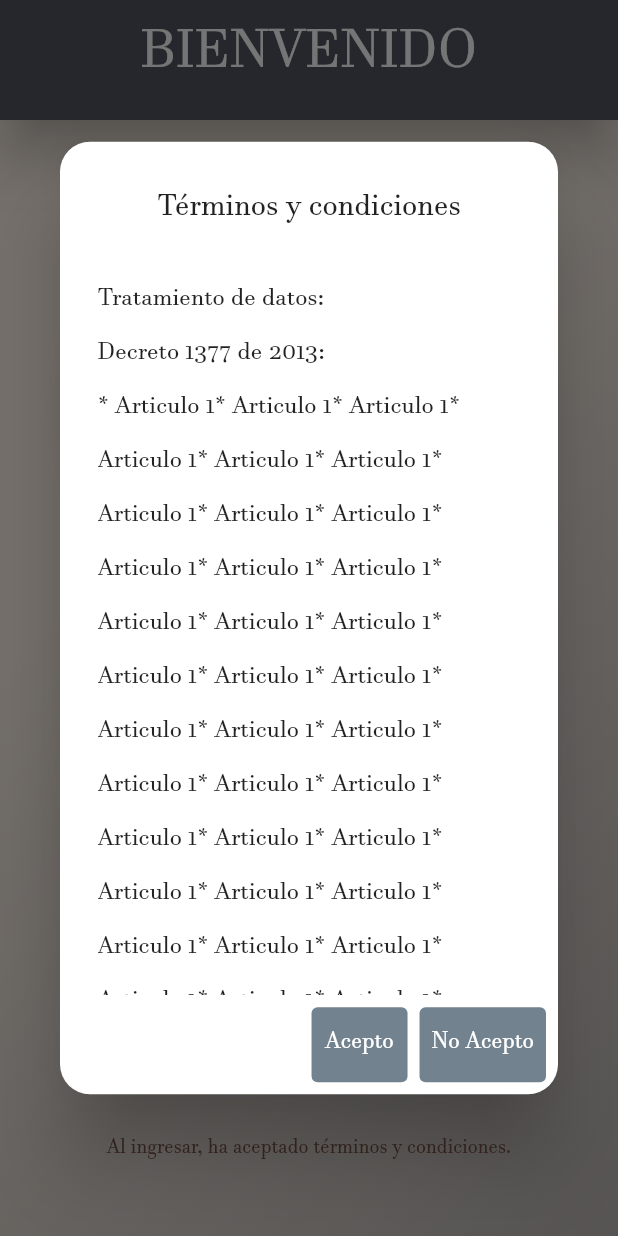
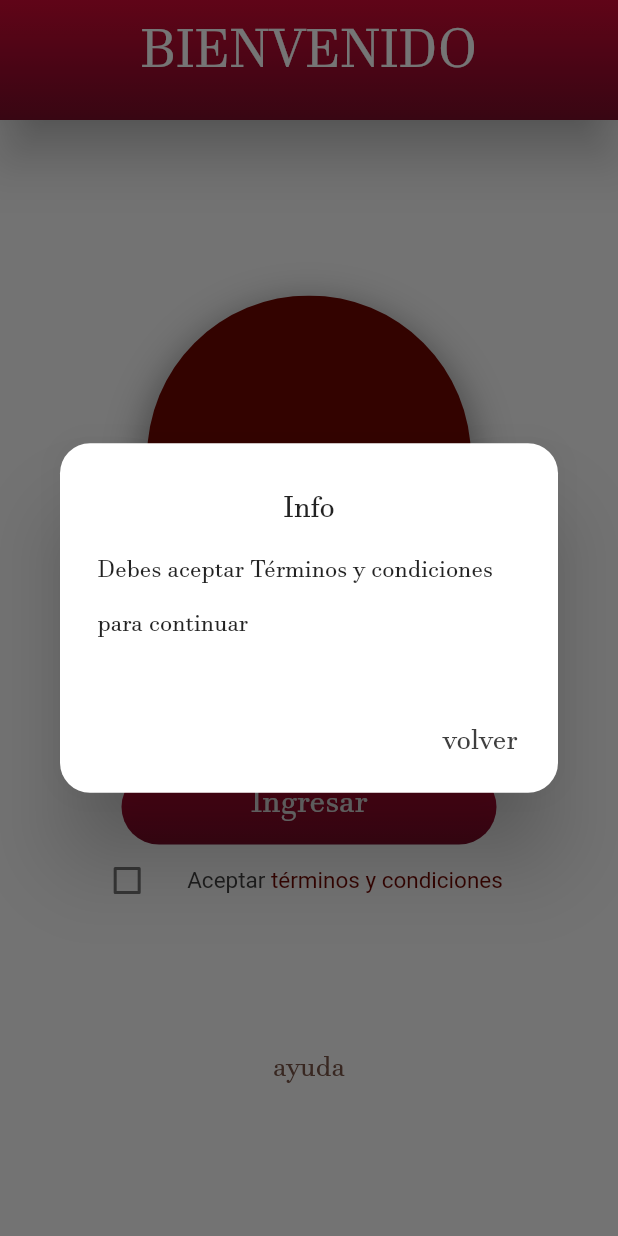
Before and after one commit to JhonnyTest259/consultorio, a Flutter app: the screen it shows after launch, after a tap on "Ingresar", on a phone screen of 412 x 824 dp. Run offline on Flutter 3.47's test engine with Material 2 defaults, Android fonts, the phone set to English and light mode, and no system bars; our stand-ins replace after_layout, cloud_firestore, firebase_auth, firebase_core, flutter_svg and 1 more; missing offline and left inert: dart:ffi; accounts and stored records are empty.

Commit message:
mejoras diseño

```diff
--- a/consultorio/lib/pages/home/home_page.dart
+++ b/consultorio/lib/pages/home/home_page.dart
@@ -9,6 +9,8 @@ class HomePage extends StatefulWidget {
 
 class _HomePageState extends State<HomePage> {
   final AuthService _auth = AuthService();
+  bool valueT = false;
+
   @override
   Widget build(BuildContext context) {
     return Scaffold(
@@ -18,30 +20,125 @@ class _HomePageState extends State<HomePage> {
       ),
       body: Center(
         child: Container(
-          width: double.infinity,
-          height: double.infinity,
-          decoration: const BoxDecoration(
+          child: Column(
+            mainAxisAlignment: MainAxisAlignment.center,
+            children: <Widget>[
+              Padding(padding: EdgeInsets.only(top: 32.0)),
+              _EntryCircle(),
+              Padding(padding: EdgeInsets.only(top: 100.0)),
+              Container(
+                width: 250,
+                decoration: BoxDecoration(
+                  borderRadius: BorderRadius.all(Radius.circular(25.0)),
                   gradient: LinearGradient(
-              begin: Alignment.centerLeft,
-              end: Alignment.bottomRight,
-              colors: [Color(0xFFFFF4EA), Color(0xFFBCB8B5)],
+                    colors: [Color(0xFFD10934), Color(0xFF7A0C29)],
+                    begin: FractionalOffset.topCenter,
+                    end: FractionalOffset.bottomCenter,
                   ),
                 ),
+                child: FlatButton(
+                  child: Text(
+                    'Ingresar',
+                    style: TextStyle(
+                      fontSize: 22.0,
+                      color: Colors.white,
+                    ),
+                  ),
+                  onPressed: () async {
+                    if (valueT) {
+                      print(valueT);
+                      dynamic result = await _auth.SignInAnon();
+                      ScaffoldMessenger.of(context).showSnackBar(SnackBar(
+                        content: Text('Bienvenido, ingrese su consulta'),
+                      ));
+                      if (result == null) {
+                        print('Error signing in');
+                      } else {
+                        print('signed in');
+                        print(result.uid);
+                      }
+                    } else {
+                      showDialog(
+                        context: context,
+                        builder: (context) => AlertDialog(
+                          contentPadding: EdgeInsets.only(left: 25, right: 25),
+                          title: Center(child: Text("Info")),
+                          shape: RoundedRectangleBorder(
+                              borderRadius:
+                                  BorderRadius.all(Radius.circular(20.0))),
+                          content: Container(
+                            height: 100,
+                            child: SingleChildScrollView(
                               child: Column(
-            mainAxisAlignment: MainAxisAlignment.spaceAround,
+                                crossAxisAlignment: CrossAxisAlignment.stretch,
                                 children: <Widget>[
-              _EntryCircle(),
-              MaterialButton(
-                color: Color(0xFF72828E),
+                                  Text(
+                                      'Debes aceptar Términos y condiciones para continuar'),
+                                ],
+                              ),
+                            ),
+                          ),
+                          actions: <Widget>[
+                            Container(
+                              alignment: Alignment.centerRight,
+                              child: MaterialButton(
                                 elevation: 14.0,
                                 shape: RoundedRectangleBorder(
                                   borderRadius: BorderRadius.circular(5.0),
                                 ),
                                 child: Text(
-                  'Ingresar',
+                                  'volver',
                                   style: TextStyle(
-                    fontSize: 22.0,
-                    color: Color(0xFFFFFFFF),
+                                    fontSize: 19.0,
+                                    color: Color(0xFF3F3F3F),
+                                  ),
+                                ),
+                                onPressed: () => Navigator.pop(context),
+                              ),
+                            ),
+                          ],
+                        ),
+                      );
+                    }
+                  },
+                ),
+              ),
+              Row(
+                mainAxisAlignment: MainAxisAlignment.center,
+                children: <Widget>[
+                  Checkbox(
+                    activeColor: Color(0xFF7A0C29),
+                    value: this.valueT,
+                    onChanged: (bool? value) {
+                      setState(() {
+                        this.valueT = value!;
+                      });
+                    },
+                  ),
+                  MaterialButton(
+                    elevation: 14.0,
+                    shape: RoundedRectangleBorder(
+                      borderRadius: BorderRadius.circular(5.0),
+                    ),
+                    child: RichText(
+                      textAlign: TextAlign.center,
+                      text: const TextSpan(
+                        children: <TextSpan>[
+                          TextSpan(
+                            text: 'Aceptar',
+                            style: TextStyle(
+                              fontSize: 15.0,
+                              color: Color(0xFF3F3F3F),
+                            ),
+                          ),
+                          TextSpan(
+                            text: ' términos y condiciones',
+                            style: TextStyle(
+                              fontSize: 15.0,
+                              color: Color.fromARGB(255, 112, 6, 0),
+                            ),
+                          ),
+                        ],
                       ),
                     ),
                     onPressed: () {
@@ -75,60 +172,31 @@ class _HomePageState extends State<HomePage> {
                             ),
                           ),
                           actions: <Widget>[
-                        TextButton(
-                          style: ButtonStyle(
-                            backgroundColor: MaterialStateColor.resolveWith(
-                                (states) =>
-                                    states.contains(MaterialState.pressed)
-                                        ? Color(0xFF72828E)
-                                        : Color(0xFF72828E)),
+                            Container(
+                              alignment: Alignment.centerRight,
+                              child: MaterialButton(
+                                elevation: 14.0,
+                                shape: RoundedRectangleBorder(
+                                  borderRadius: BorderRadius.circular(5.0),
                                 ),
                                 child: Text(
-                            'Acepto',
+                                  'volver',
                                   style: TextStyle(
-                              color: Colors.white,
-                              fontSize: 15.0,
-                            ),
-                          ),
-                          onPressed: () async {
-                            dynamic result = await _auth.SignInAnon();
-                            ScaffoldMessenger.of(context).showSnackBar(SnackBar(
-                              content: Text('Bienvenido, ingrese su consulta'),
-                            ));
-                            if (result == null) {
-                              print('Error signing in');
-                            } else {
-                              print('signed in');
-                              print(result.uid);
-                            }
-                            Navigator.pop(context);
-                          },
-                        ),
-                        TextButton(
-                          style: ButtonStyle(
-                            backgroundColor: MaterialStateColor.resolveWith(
-                                (states) =>
-                                    states.contains(MaterialState.pressed)
-                                        ? Color(0xFF72828E)
-                                        : Color(0xFF72828E)),
-                          ),
-                          child: Text(
-                            'No Acepto',
-                            style: TextStyle(
-                              color: Colors.white,
-                              fontSize: 15.0,
+                                    fontSize: 19.0,
+                                    color: Color(0xFF3F3F3F),
                                   ),
                                 ),
                                 onPressed: () => Navigator.pop(context),
-                        )
+                              ),
+                            ),
                           ],
                         ),
                       );
-
-                  /*      */
-                  //Navigate.goToform(context);
                     },
                   ),
+                ],
+              ),
+              Padding(padding: EdgeInsets.only(top: 80.0)),
               MaterialButton(
                 elevation: 14.0,
                 shape: RoundedRectangleBorder(
@@ -145,14 +213,6 @@ class _HomePageState extends State<HomePage> {
                   Navigate.goToHelp(context);
                 },
               ),
-              Text(
-                'Al ingresar, ha aceptado términos y condiciones.',
-                style: TextStyle(
-                  fontSize: 13.0,
-                  color: Colors.brown,
-                ),
-                textAlign: TextAlign.center,
-              ),
             ],
           ),
         ),
@@ -161,14 +221,31 @@ class _HomePageState extends State<HomePage> {
   }
 }
 
+/* onPressed: () async {
+                              dynamic result = await _auth.SignInAnon();
+                              ScaffoldMessenger.of(context)
+                                  .showSnackBar(SnackBar(
+                                content:
+                                    Text('Bienvenido, ingrese su consulta'),
+                              ));
+                              if (result == null) {
+                                print('Error signing in');
+                              } else {
+                                print('signed in');
+                                print(result.uid);
+                              }
+                              Navigator.pop(context);
+                            }, */
+
+/*   */
 class _EntryCircle extends StatelessWidget {
   @override
   Widget build(BuildContext context) {
     return Column(
       children: <Widget>[
         Container(
-          height: 286,
-          width: 286,
+          height: 216,
+          width: 216,
           decoration: const BoxDecoration(
             shape: BoxShape.circle,
             boxShadow: [
@@ -182,41 +259,10 @@ class _EntryCircle extends StatelessWidget {
           ),
           child: ClipOval(
             child: Material(
-              color: Color(0xFF72828E),
+              color: Color.fromARGB(255, 112, 6, 0),
               child: InkWell(
                 splashColor: Colors.white,
                 onTap: () {},
-                child: Column(
-                  mainAxisAlignment: MainAxisAlignment.center,
-                  children: <Widget>[
-                    Center(
-                      child: SizedBox(
-                        width: 254,
-                        child: RichText(
-                          textAlign: TextAlign.center,
-                          text: const TextSpan(
-                            children: <TextSpan>[
-                              TextSpan(
-                                text: 'Consultorios',
-                                style: TextStyle(
-                                  fontSize: 45.0,
-                                  color: Colors.white,
-                                ),
-                              ),
-                              TextSpan(
-                                text: 'jurídicos',
-                                style: TextStyle(
-                                  fontSize: 45.0,
-                                  color: Colors.white,
-                                ),
-                              ),
-                            ],
-                          ),
-                        ),
-                      ),
-                    ),
-                  ],
-                ),
               ),
             ),
           ),
@@ -234,11 +280,19 @@ class _appBar extends StatelessWidget {
       toolbarHeight: 80.0,
       centerTitle: true,
       elevation: 14.0,
-      backgroundColor: Color(0xFF515463),
+      backgroundColor: Color.fromARGB(255, 112, 6, 0),
       title: const Text(
         'BIENVENIDO',
         style: TextStyle(fontSize: 35.0),
       ),
+      flexibleSpace: Container(
+        decoration: const BoxDecoration(
+          gradient: LinearGradient(
+              begin: Alignment.topCenter,
+              end: Alignment.bottomCenter,
+              colors: <Color>[Color(0xFFD10934), Color(0xFF7A0C29)]),
+        ),
+      ),
     );
   }
 }
--- a/consultorio/lib/pages/home/splash_screen.dart
+++ b/consultorio/lib/pages/home/splash_screen.dart
@@ -78,15 +78,7 @@ class _TemporalPageState extends State<TemporalPage>
       body: Stack(
         fit: StackFit.expand,
         children: <Widget>[
-          Container(
-            decoration: const BoxDecoration(
-              gradient: LinearGradient(
-                begin: Alignment.centerLeft,
-                end: Alignment.bottomRight,
-                colors: [Color(0xFFFFF4EA), Color(0xFFBCB8B5)],
-              ),
-            ),
-          ),
+          Container(),
           Column(
             mainAxisAlignment: MainAxisAlignment.center,
             children: <Widget>[
@@ -104,7 +96,7 @@ class _TemporalPageState extends State<TemporalPage>
             mainAxisAlignment: MainAxisAlignment.end,
             children: const <Widget>[
               CircularProgressIndicator(
-                color: Colors.white,
+                color: Color.fromARGB(255, 112, 6, 0),
               ),
               Text(
                 'From',
```
Also changed, not shown: consultorio/lib/pages/forms/form_page.dart (+28 -19 lines), consultorio/lib/pages/info/help_page.dart (+10 -10 lines), consultorio/lib/pages/status_page.dart (+35 -10 lines), 5 other files. Lines whose indentation alone changed are shown as unchanged.
